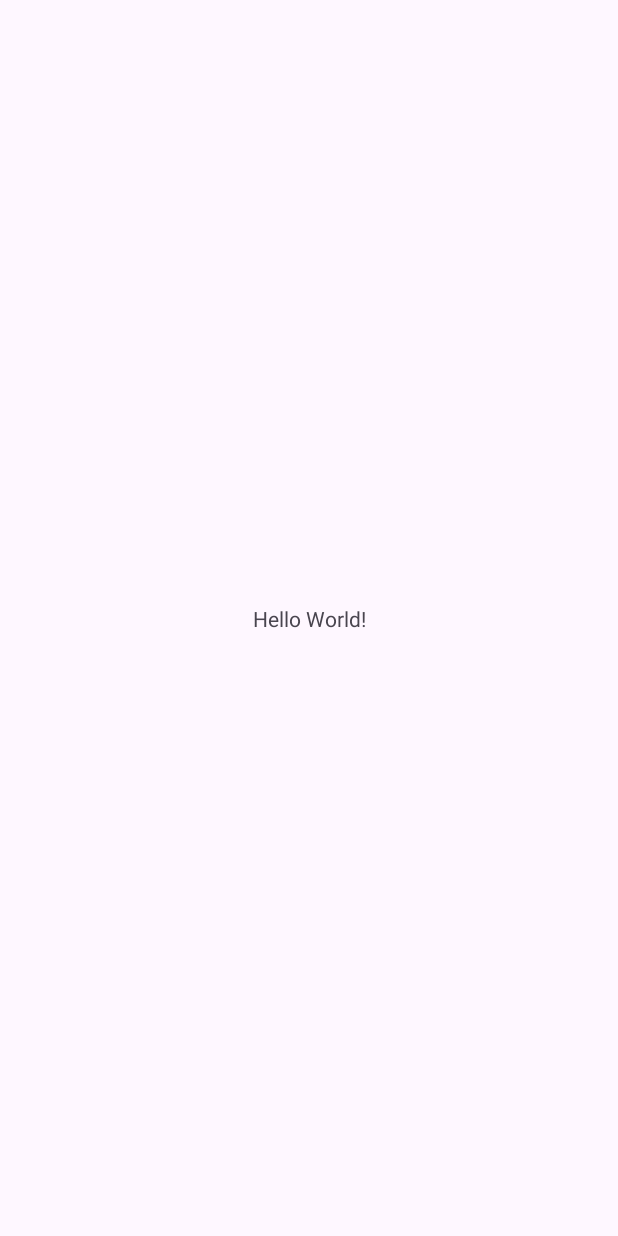
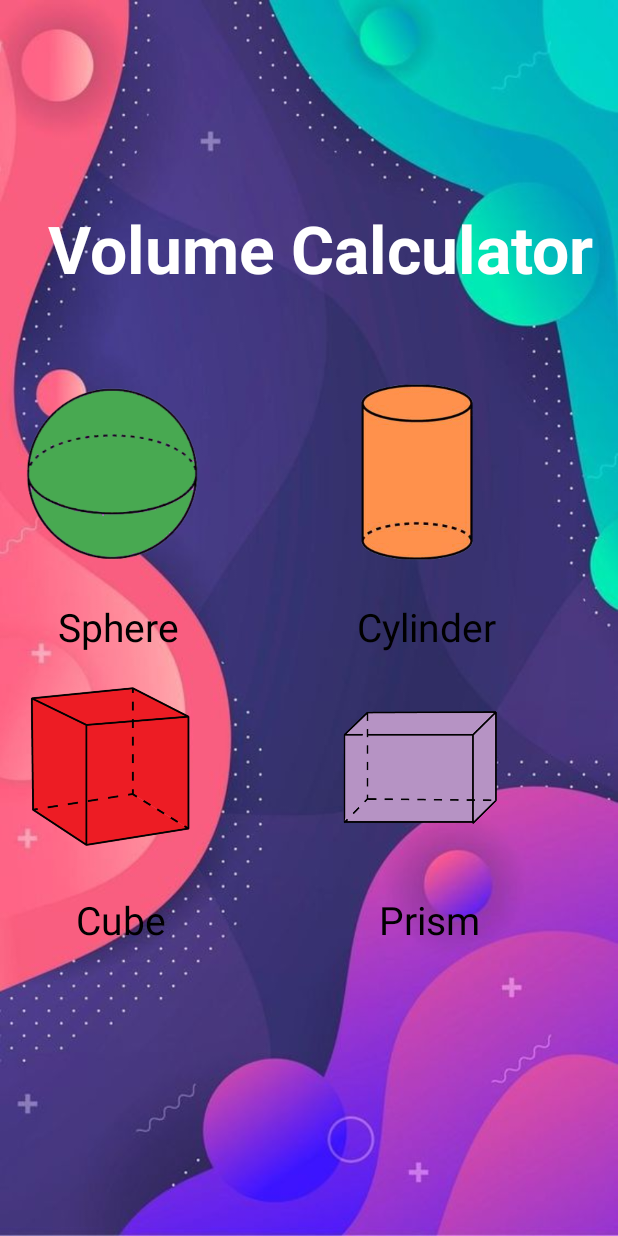
Before and after one commit to surajpsk12/VolumeAreaApp, an Android app: the screen it shows after launch (MainActivity), on a phone screen of 412 x 824 dp. Before the commit the screen is almost empty. Run offline under Robolectric (Android 15) with nearby library versions, the phone set to English and light mode, and no system bars.

Commit message:
added features in it

```diff
--- a/app/src/main/java/com/surajvanshsv/volumeareaapp/MainActivity.java
+++ b/app/src/main/java/com/surajvanshsv/volumeareaapp/MainActivity.java
@@ -1,20 +1,49 @@
 package com.surajvanshsv.volumeareaapp;
 
 import android.os.Bundle;
+import android.widget.GridView;
 
 import androidx.activity.EdgeToEdge;
 import androidx.appcompat.app.AppCompatActivity;
+import androidx.constraintlayout.helper.widget.Grid;
 import androidx.core.graphics.Insets;
 import androidx.core.view.ViewCompat;
 import androidx.core.view.WindowInsetsCompat;
 
+import java.util.ArrayList;
+
 public class MainActivity extends AppCompatActivity {
+    // 1. adapter view :grid view
+    GridView gridView;
 
+    // 2. Data Source : ArrayList<Shape>
+    ArrayList<Shape> shapeArrayList;
+
+    // 3 creating adapter
+    MyCustomAdapter adapter;
     @Override
     protected void onCreate(Bundle savedInstanceState) {
         super.onCreate(savedInstanceState);
         EdgeToEdge.enable(this);
         setContentView(R.layout.activity_main);
+        gridView = findViewById(R.id.gridView);
+        shapeArrayList = new ArrayList<>();
+        Shape s1 = new Shape(R.drawable.sphere,"Sphere");
+        Shape s2 = new Shape(R.drawable.cylinder,"Cylinder");
+        Shape s3 = new Shape(R.drawable.cube,"Cube");
+        Shape s4 = new Shape(R.drawable.prism,"Prism");
+
+        shapeArrayList.add(s1);
+        shapeArrayList.add(s2);
+        shapeArrayList.add(s3);
+        shapeArrayList.add(s4);
+
+
+        adapter = new MyCustomAdapter(getApplicationContext(),shapeArrayList);
+        gridView.setAdapter(adapter);
+        gridView.setNumColumns(2);
+
+
         ViewCompat.setOnApplyWindowInsetsListener(findViewById(R.id.main), (v, insets) -> {
             Insets systemBars = insets.getInsets(WindowInsetsCompat.Type.systemBars());
             v.setPadding(systemBars.left, systemBars.top, systemBars.right, systemBars.bottom);
--- /dev/null
+++ b/app/src/main/java/com/surajvanshsv/volumeareaapp/MyCustomAdapter.java
@@ -0,0 +1,69 @@
+package com.surajvanshsv.volumeareaapp;
+
+import android.content.Context;
+import android.view.LayoutInflater;
+import android.view.View;
+import android.view.ViewGroup;
+import android.widget.ArrayAdapter;
+import android.widget.ImageView;
+import android.widget.TextView;
+
+import androidx.annotation.NonNull;
+import androidx.annotation.Nullable;
+
+import java.util.ArrayList;
+
+// this class will be responsible for creating the view for each item and binding the data it
+public class MyCustomAdapter extends ArrayAdapter<Shape> {
+
+    private ArrayList<Shape> shapeArrayList;
+    Context context;
+
+
+    public MyCustomAdapter(@NonNull Context context, ArrayList<Shape> shapeArrayList) {
+        super(context, R.layout.grid_items_layout,shapeArrayList);
+        this.shapeArrayList = shapeArrayList;
+        this.context = context;
+    }
+
+    // view holder : used to cache references to the views within an item layout
+    private static class MyViewHolder {
+        TextView shapeName;
+        ImageView shapeImg;
+    }
+
+    // getView(): used to create and return a view for a specific items in grid .
+
+    @NonNull
+    @Override
+    public View getView(int position, @Nullable View convertView, @NonNull ViewGroup parent) {
+        //1. get the shape view for the current position
+        Shape shapes = getItem(position);
+
+        // inflating layout :
+        MyViewHolder myViewHolder;
+
+        if (convertView == null){
+            // no view went off screen --> create a new view
+            myViewHolder = new MyViewHolder();
+            LayoutInflater inflater = LayoutInflater.from(getContext());
+            convertView = inflater.inflate(
+                    R.layout.grid_items_layout,
+                    parent,
+                    false
+            );
+            // finding the views
+            myViewHolder.shapeImg = (ImageView) convertView.findViewById(R.id.imageView);
+            myViewHolder.shapeName  = (TextView) convertView.findViewById(R.id.textView);
+            convertView.setTag(myViewHolder);
+        }else {
+            // a view went off screen --> re-use it
+            myViewHolder = (MyViewHolder) convertView.getTag();
+        }
+
+        // getting the data from the model class
+        myViewHolder.shapeName.setText(shapes.getShapeName());
+        myViewHolder.shapeImg.setImageResource(shapes.getShapeImg());
+        return convertView;
+    }
+}
--- /dev/null
+++ b/app/src/main/java/com/surajvanshsv/volumeareaapp/Shape.java
@@ -0,0 +1,32 @@
+package com.surajvanshsv.volumeareaapp;
+
+// This class Is acting as model class
+// it represents the data structure or individual data items
+// that your adapter is going to be display
+public class Shape {
+
+    int shapeImg;
+    String shapeName;
+
+
+    public Shape(int shapeImg, String shapeName) {
+        this.shapeImg = shapeImg;
+        this.shapeName = shapeName;
+    }
+
+    public int getShapeImg() {
+        return shapeImg;
+    }
+
+    public void setShapeImg(int shapeImg) {
+        this.shapeImg = shapeImg;
+    }
+
+    public String getShapeName() {
+        return shapeName;
+    }
+
+    public void setShapeName(String shapeName) {
+        this.shapeName = shapeName;
+    }
+}
--- a/app/src/main/res/layout/activity_main.xml
+++ b/app/src/main/res/layout/activity_main.xml
@@ -3,17 +3,37 @@
     xmlns:app="http://schemas.android.com/apk/res-auto"
     xmlns:tools="http://schemas.android.com/tools"
     android:id="@+id/main"
+    android:background="@drawable/background"
     android:layout_width="match_parent"
     android:layout_height="match_parent"
     tools:context=".MainActivity">
 
     <TextView
+        android:id="@+id/title"
         android:layout_width="wrap_content"
         android:layout_height="wrap_content"
-        android:text="Hello World!"
-        app:layout_constraintBottom_toBottomOf="parent"
+        android:layout_marginTop="136dp"
+        android:gravity="center"
+        android:text="Volume Calculator"
+        android:textColor="@color/white"
+        android:textSize="44dp"
+        android:textStyle="bold"
         app:layout_constraintEnd_toEndOf="parent"
+        app:layout_constraintHorizontal_bias="0.652"
         app:layout_constraintStart_toStartOf="parent"
         app:layout_constraintTop_toTopOf="parent" />
 
+    <GridView
+        android:id="@+id/gridView"
+        android:layout_width="0dp"
+        android:layout_height="0dp"
+        android:layout_marginTop="240dp"
+        app:layout_constraintBottom_toBottomOf="parent"
+        app:layout_constraintEnd_toEndOf="parent"
+        app:layout_constraintHorizontal_bias="1.0"
+        app:layout_constraintStart_toStartOf="parent"
+        app:layout_constraintTop_toTopOf="parent"
+        app:layout_constraintVertical_bias="0.0" />
+
+
 </androidx.constraintlayout.widget.ConstraintLayout>
--- /dev/null
+++ b/app/src/main/res/layout/grid_items_layout.xml
@@ -0,0 +1,31 @@
+<?xml version="1.0" encoding="utf-8"?>
+<androidx.constraintlayout.widget.ConstraintLayout xmlns:android="http://schemas.android.com/apk/res/android"
+    xmlns:app="http://schemas.android.com/apk/res-auto"
+    xmlns:tools="http://schemas.android.com/tools"
+    android:layout_width="wrap_content"
+    android:layout_height="wrap_content">
+
+    <ImageView
+        android:id="@+id/imageView"
+        android:layout_width="120dp"
+        android:layout_height="120dp"
+        android:layout_marginStart="16dp"
+        android:layout_marginTop="16dp"
+        app:layout_constraintStart_toStartOf="parent"
+        app:layout_constraintTop_toTopOf="parent" />
+
+    <TextView
+        android:id="@+id/textView"
+        android:layout_width="wrap_content"
+        android:layout_height="wrap_content"
+        android:layout_marginTop="24dp"
+        android:text="text1"
+        android:textColor="@color/black"
+        android:textSize="26dp"
+        app:layout_constraintEnd_toEndOf="@+id/imageView"
+        app:layout_constraintHorizontal_bias="0.58"
+        app:layout_constraintStart_toStartOf="@+id/imageView"
+        app:layout_constraintTop_toBottomOf="@+id/imageView" />
+
+
+</androidx.constraintlayout.widget.ConstraintLayout>
```
Also changed, not shown: app/src/main/res/drawable/back2.jpg (added), app/src/main/res/drawable/background.jpg (added), app/src/main/res/drawable/cube.png (added), app/src/main/res/drawable/cylinder.png (added), app/src/main/res/drawable/prism.png (added), app/src/main/res/drawable/sphere.png (added).
